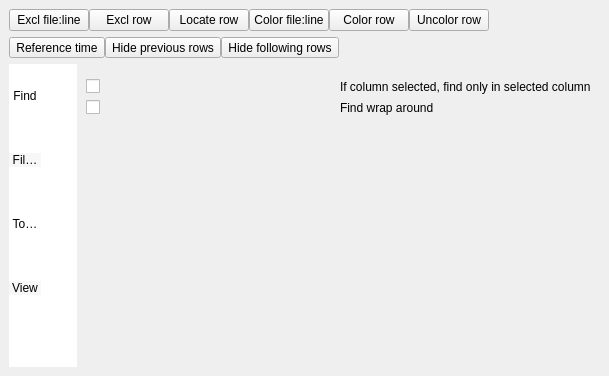
Before: the Qt Designer form trace_server/settingslog.ui in mojmir-svoboda/DbgToolkit, drawn with Qt 5.
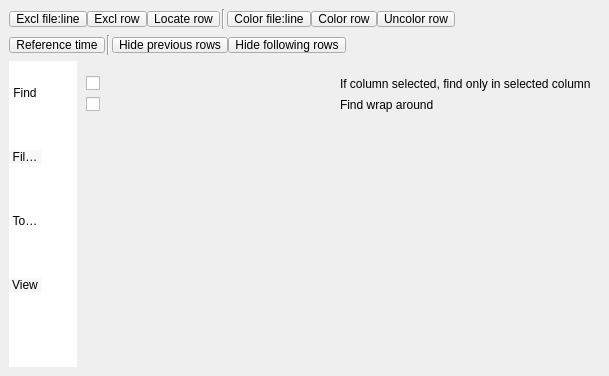
After: the same form once the commit is applied. Icons and pictures are not drawn. Custom widgets are drawn as their Qt base class.

Commit message: * locate file in filters

The edit to the form file:
```diff
--- a/trace_server/settingslog.ui
+++ b/trace_server/settingslog.ui
@@ -27,51 +27,112 @@
        <number>0</number>
       </property>
       <item>
-       <widget class="QPushButton" name="excludeFileLineButton">
+       <widget class="QToolButton" name="excludeFileLineButton">
+        <property name="minimumSize">
+         <size>
+          <width>64</width>
+          <height>0</height>
+         </size>
+        </property>
+        <property name="maximumSize">
+         <size>
+          <width>16777215</width>
+          <height>16</height>
+         </size>
+        </property>
         <property name="text">
          <string>Excl file:line</string>
         </property>
        </widget>
       </item>
       <item>
-       <widget class="QPushButton" name="excludeRowButton">
+       <widget class="QToolButton" name="excludeRowButton">
+        <property name="sizePolicy">
+         <sizepolicy hsizetype="Minimum" vsizetype="Fixed">
+          <horstretch>0</horstretch>
+          <verstretch>0</verstretch>
+         </sizepolicy>
+        </property>
+        <property name="minimumSize">
+         <size>
+          <width>0</width>
+          <height>0</height>
+         </size>
+        </property>
+        <property name="maximumSize">
+         <size>
+          <width>16777215</width>
+          <height>16</height>
+         </size>
+        </property>
         <property name="text">
          <string>Excl row</string>
         </property>
        </widget>
       </item>
       <item>
-       <widget class="QPushButton" name="locateRowButton">
+       <widget class="QToolButton" name="locateRowButton">
+        <property name="maximumSize">
+         <size>
+          <width>16777215</width>
+          <height>16</height>
+         </size>
+        </property>
         <property name="text">
          <string>Locate row</string>
         </property>
        </widget>
       </item>
       <item>
-       <widget class="QPushButton" name="colorFileLineButton">
+       <widget class="Line" name="line">
+        <property name="minimumSize">
+         <size>
+          <width>7</width>
+          <height>0</height>
+         </size>
+        </property>
+        <property name="orientation">
+         <enum>Qt::Vertical</enum>
+        </property>
+       </widget>
+      </item>
+      <item>
+       <widget class="QToolButton" name="colorFileLineButton">
+        <property name="maximumSize">
+         <size>
+          <width>16777215</width>
+          <height>16</height>
+         </size>
+        </property>
         <property name="text">
          <string>Color file:line</string>
         </property>
        </widget>
       </item>
       <item>
-       <widget class="QPushButton" name="colorRowButton">
+       <widget class="QToolButton" name="colorRowButton">
+        <property name="maximumSize">
+         <size>
+          <width>16777215</width>
+          <height>16</height>
+         </size>
+        </property>
         <property name="text">
          <string>Color row</string>
         </property>
        </widget>
       </item>
       <item>
-       <widget class="QPushButton" name="uncolorRowButton">
+       <widget class="QToolButton" name="uncolorRowButton">
+        <property name="maximumSize">
+         <size>
+          <width>16777215</width>
+          <height>16</height>
+         </size>
+        </property>
         <property name="text">
          <string>Uncolor row</string>
         </property>
-        <property name="default">
-         <bool>false</bool>
-        </property>
-        <property name="flat">
-         <bool>false</bool>
-        </property>
        </widget>
       </item>
       <item>
@@ -99,13 +160,38 @@
       </property>
       <item>
        <widget class="QToolButton" name="setRefTimeButton">
+        <property name="maximumSize">
+         <size>
+          <width>16777215</width>
+          <height>16</height>
+         </size>
+        </property>
         <property name="text">
          <string>Reference time</string>
         </property>
        </widget>
       </item>
+      <item>
+       <widget class="Line" name="line_2">
+        <property name="minimumSize">
+         <size>
+          <width>7</width>
+          <height>0</height>
+         </size>
+        </property>
+        <property name="orientation">
+         <enum>Qt::Vertical</enum>
+        </property>
+       </widget>
+      </item>
       <item>
        <widget class="QToolButton" name="hidePrevButton">
+        <property name="maximumSize">
+         <size>
+          <width>16777215</width>
+          <height>16</height>
+         </size>
+        </property>
         <property name="text">
          <string>Hide previous rows</string>
         </property>
@@ -113,6 +199,12 @@
       </item>
       <item>
        <widget class="QToolButton" name="hideNextButton">
+        <property name="maximumSize">
+         <size>
+          <width>16777215</width>
+          <height>16</height>
+         </size>
+        </property>
         <property name="text">
          <string>Hide following rows</string>
         </property>
```
The commit also changes 3 other files.
